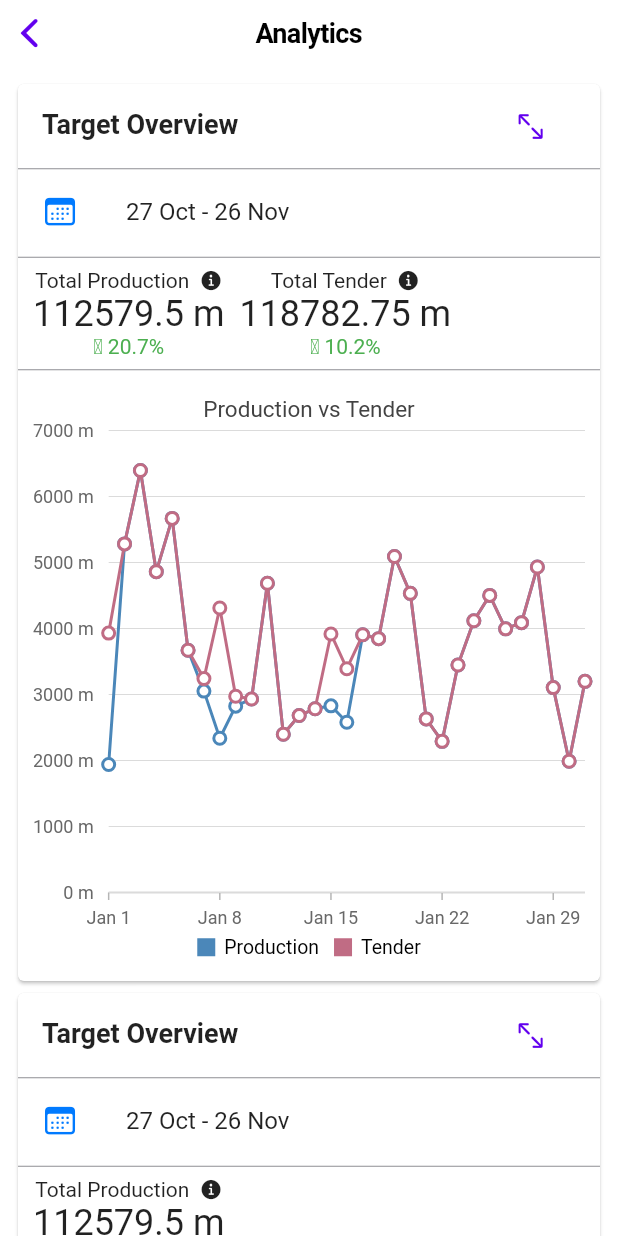
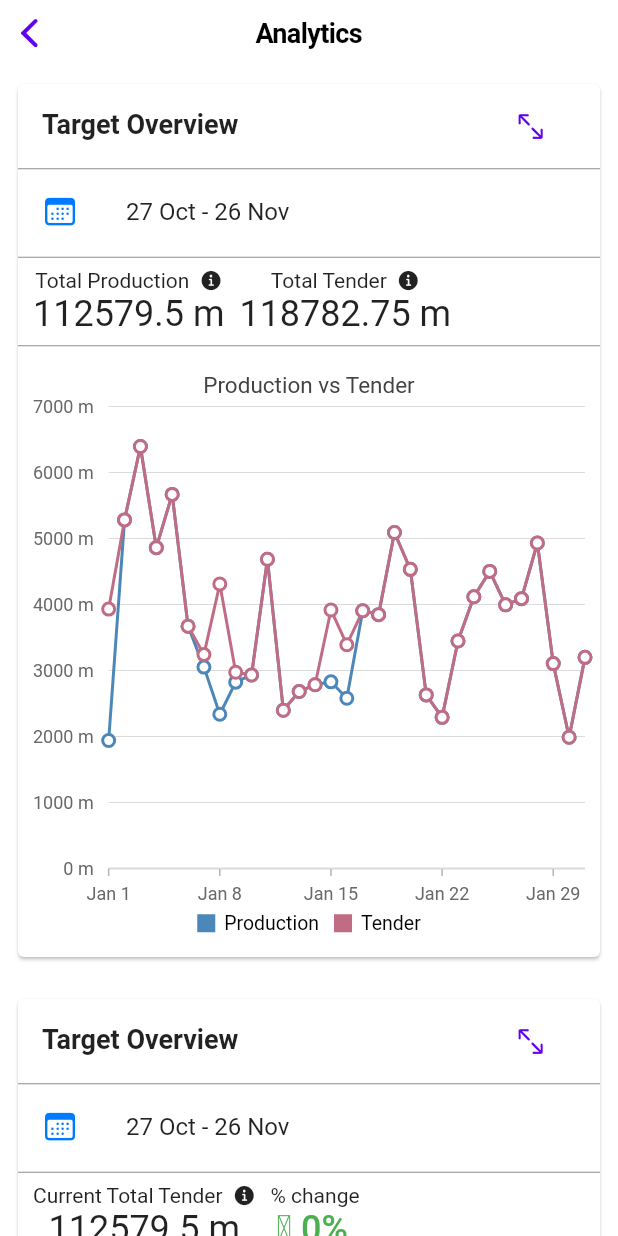
Before and after one commit to undisputedcoder/Vision, a Flutter app: the Home screen opened directly, on a phone screen of 412 x 824 dp. Run offline on Flutter 3.47's test engine with Material 2 defaults, Android fonts, the phone set to English and light mode, and no system bars; our stand-ins replace cloud_firestore, firebase_auth, firebase_core, geolocator, local_auth, syncfusion_flutter_charts and 1 more; missing offline and left inert: flutter_cupertino_settings; accounts and stored records are empty.

```diff
--- a/lib/Data/SalesData.dart
+++ b/lib/Data/SalesData.dart
@@ -41,6 +41,37 @@ final List<_ChartData> chartData = <_ChartData>[
   _ChartData(DateTime.parse("2021-01-29"), 3104.55, 3104.55),
   _ChartData(DateTime.parse("2021-01-30"), 1987.8, 1987.8),
   _ChartData(DateTime.parse("2021-01-31"), 3199, 3199),
+];
+
+final List<_ChartData> chartDataFeb = <_ChartData>[
+  _ChartData(DateTime.parse("2021-01-01"), 4065.3, 0),
+  _ChartData(DateTime.parse("2021-01-02"), 5730.6, 0),
+  _ChartData(DateTime.parse("2021-01-03"), 5091.4, 0),
+  _ChartData(DateTime.parse("2021-01-04"), 3678.4, 0),
+  _ChartData(DateTime.parse("2021-01-05"), 3400.1, 0),
+  _ChartData(DateTime.parse("2021-01-06"), 5271.8, 0),
+  _ChartData(DateTime.parse("2021-01-07"), 5535.48, 0),
+  _ChartData(DateTime.parse("2021-01-08"), 5296.9, 0),
+  _ChartData(DateTime.parse("2021-01-09"), 4160.04, 0),
+  _ChartData(DateTime.parse("2021-01-10"), 2824.55, 0),
+  _ChartData(DateTime.parse("2021-01-11"), 3052.65, 0),
+  _ChartData(DateTime.parse("2021-01-12"), 3114.6, 0),
+  _ChartData(DateTime.parse("2021-01-13"), 4541.65, 0),
+  _ChartData(DateTime.parse("2021-01-14"), 5483.6, 0),
+  _ChartData(DateTime.parse("2021-01-15"), 3990.1, 0),
+  _ChartData(DateTime.parse("2021-01-16"), 6751.5, 0),
+  _ChartData(DateTime.parse("2021-01-17"), 6253.5, 0),
+  _ChartData(DateTime.parse("2021-01-18"), 3623.9, 0),
+  _ChartData(DateTime.parse("2021-01-19"), 3341.9, 0),
+  _ChartData(DateTime.parse("2021-01-20"), 4455, 0),
+  _ChartData(DateTime.parse("2021-01-21"), 5322.05, 0),
+  _ChartData(DateTime.parse("2021-01-22"), 4646, 0),
+  _ChartData(DateTime.parse("2021-01-23"), 2172.6, 0),
+  _ChartData(DateTime.parse("2021-01-24"), 2744.15, 0),
+  _ChartData(DateTime.parse("2021-01-25"), 3706.9, 0),
+  _ChartData(DateTime.parse("2021-01-26"), 3551.4, 0),
+  _ChartData(DateTime.parse("2021-01-27"), 4414.4, 0),
+  _ChartData(DateTime.parse("2021-01-28"), 4092.5, 0)
 ];
 
 double productionTotal(List<_ChartData> chartData) {
@@ -97,8 +128,16 @@ List<LineSeries<_ChartData, DateTime>> getDefaultLineSeries() {
         xValueMapper: (_ChartData sales, _) => sales.date,
         yValueMapper: (_ChartData sales, _) => sales.y2,
         width: 2,
-        name: 'Tender',
-        markerSettings: const MarkerSettings(isVisible: true)
+        name: 'Current Period'
+    ),
+    LineSeries<_ChartData, DateTime>(
+        animationDuration: 2500,
+        dataSource: chartDataFeb,
+        dashArray: <double>[5,5],
+        xValueMapper: (_ChartData sales, _) => sales.date,
+        yValueMapper: (_ChartData sales, _) => sales.y,
+        width: 2,
+        name: 'Previous Period',
     ),
   ];
 }
--- a/lib/Screens/home.dart
+++ b/lib/Screens/home.dart
@@ -259,7 +259,7 @@ class _HomeState extends State<Home> {
                           },
                           child: Padding(
                               padding: const EdgeInsets.fromLTRB(10, 5, 0, 0),
-                              child: info('Total Production ', _production, 20.7)
+                              child: info('Total Production ', _production)
                           ),
                         ),
                         InkWell(
@@ -268,7 +268,7 @@ class _HomeState extends State<Home> {
                           },
                           child: Padding(
                               padding: const EdgeInsets.fromLTRB(10, 5, 0, 0),
-                              child: info('Total Tender ', _tender, 10.2)
+                              child: info('Total Tender ', _tender)
                           ),
                         ),
                       ],
@@ -303,6 +303,9 @@ class _HomeState extends State<Home> {
                           )),
                     ),
                   ]),
+                ),
+                SizedBox(
+                  height: 20,
                 ),
                 Card(
                   child: Column(children: <Widget>[
@@ -561,9 +564,33 @@ class _HomeState extends State<Home> {
                           },
                           child: Padding(
                               padding: const EdgeInsets.fromLTRB(10, 5, 0, 0),
-                              child: info('Total Production ', _production, 20.7)
+                              child: info('Current Total Tender ', _production)
                           ),
                         ),
+                        InkWell(
+                          onTap: () {
+
+                          },
+                          child: Column(
+                            children: [
+                              Padding(
+                                padding: const EdgeInsets.fromLTRB(10, 5, 0, 0),
+                                child: Text('% change'),
+                              ),
+                              Align(
+                                alignment: Alignment.center,
+                                child: Text(
+                                  " \u{2191} 0%",
+                                  style: TextStyle(
+                                      fontSize: 24,
+                                      fontWeight: FontWeight.w500,
+                                      color: Colors.green
+                                  ),
+                                ),
+                              ),
+                            ],
+                          ),
+                        )
                       ],
                     ),
                     Divider(
@@ -952,9 +979,7 @@ class _HomeState extends State<Home> {
                       height: 15.0,
                       color: CupertinoColors.systemGrey,
                     ),
-                    SingleChildScrollView(
-                      scrollDirection: Axis.horizontal,
-                      child: Row(
+                    Row(
                       children: [
                         InkWell(
                           onTap: () {
@@ -962,7 +987,7 @@ class _HomeState extends State<Home> {
                           },
                           child: Padding(
                             padding: const EdgeInsets.fromLTRB(10, 5, 0, 0),
-                              child: info('Total Presplit ', roundDouble(presplitTotal(_chartData1), 2), 0)
+                            child: info('Total Presplit ', roundDouble(presplitTotal(_chartData1), 2))
                           ),
                         ),
                         InkWell(
@@ -971,20 +996,10 @@ class _HomeState extends State<Home> {
                           },
                           child: Padding(
                               padding: const EdgeInsets.fromLTRB(10, 5, 0, 0),
-                                child: info('Total Production ', roundDouble(prodTotal(_chartData1), 2), 0)
-                            ),
-                          ),
-                          InkWell(
-                            onTap: () {
-                              showProdInfo(context);
-                            },
-                            child: Padding(
-                                padding: const EdgeInsets.fromLTRB(10, 5, 0, 0),
-                                child: info('Total Tender ', roundDouble(tenTotal(_chartData1), 2), 0)
+                              child: ratioInfo('Ratio', roundDouble((741155.05/704251.8), 2))
                           ),
                         ),
                       ],
-                      ),
                     ),
                     Divider(
                       height: 15.0,
--- a/lib/Templates/card.dart
+++ b/lib/Templates/card.dart
@@ -1,7 +1,7 @@
 import 'package:flutter/cupertino.dart';
 import 'package:flutter/material.dart';
 
-Widget info(String title, double val, double percent) {
+Widget info(String title, double val) {
   return Column(
     children: [
       Align(
@@ -27,15 +27,38 @@ Widget info(String title, double val, double percent) {
             fontSize: 24,
           ),
         ),
+      )
+    ],
+  );
+}
+
+Widget ratioInfo(String title, double val) {
+  return Column(
+    children: [
+      Align(
+        alignment: Alignment.centerLeft,
+        child: Row(
+          children: [
+            Text(
+              "$title ",
+              style: TextStyle(
+                fontSize: 14,
+              ),
+            ),
+            Icon(CupertinoIcons.info_circle_fill,
+                size: 15),
+          ],
+        ),
       ),
       Align(
         alignment: Alignment.centerLeft,
         child: Text(
-          "\u{2191} $percent%",
+          '$val:1',
           style: TextStyle(
-              fontSize: 14, color: Colors.green),
+            fontSize: 24,
+          ),
         ),
-      ),
+      )
     ],
   );
 }
```
Also changed, not shown: lib/Data/View3.dart (line endings or trailing spaces). Lines whose indentation alone changed are shown as unchanged.
